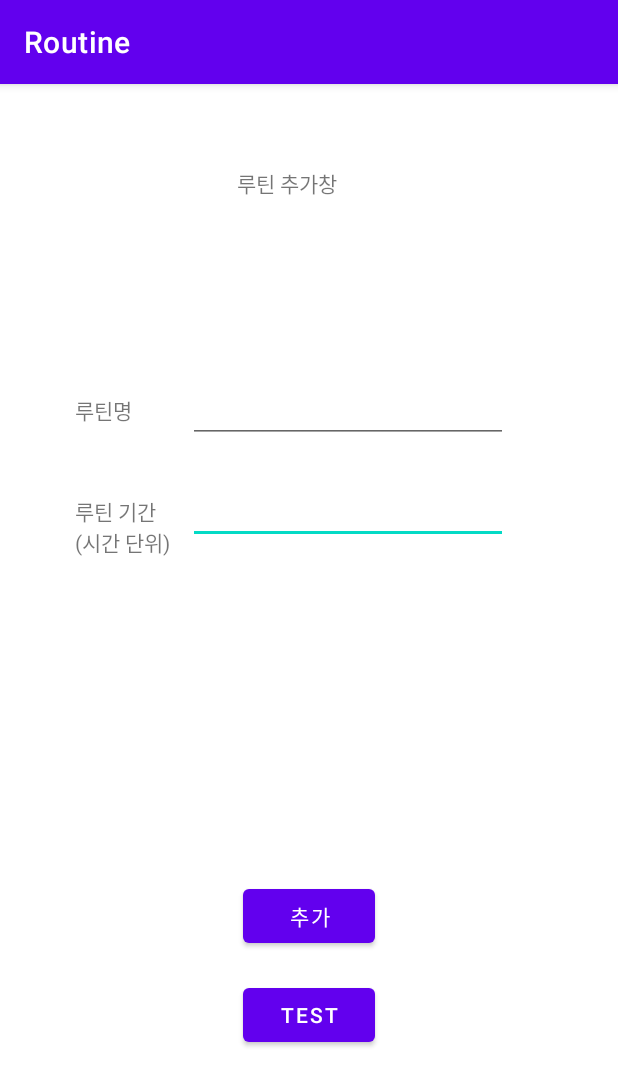
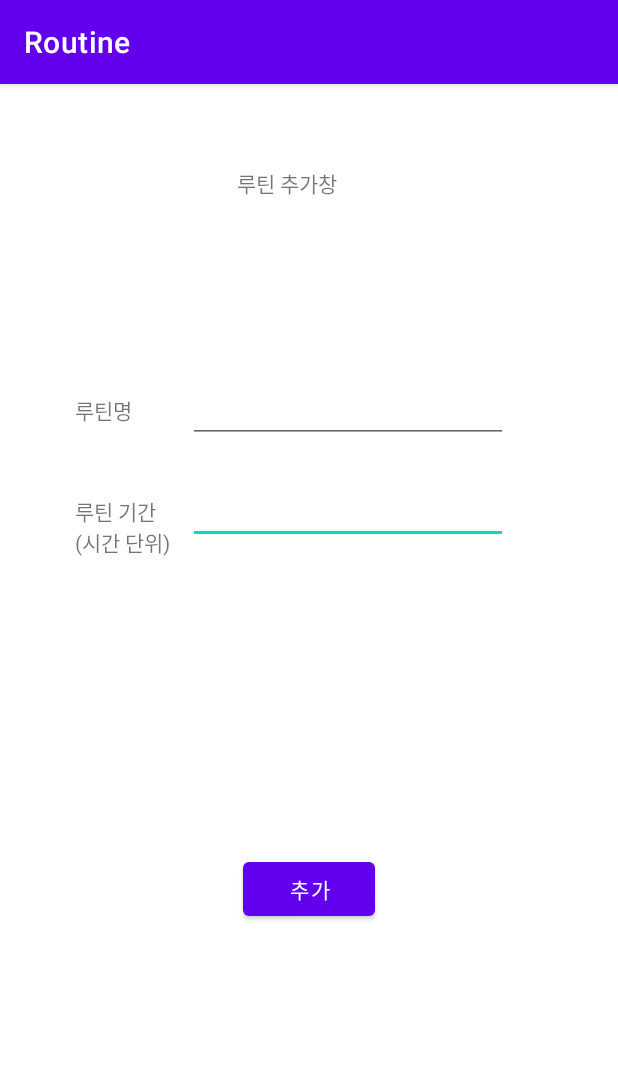
Before and after one commit to dohoon123/mobile_team13, an Android app: the Routine screen opened directly, with no data from a screen before it, on a phone screen of 412 x 824 dp. Shown: the top 1086 px of the screen. Run offline under Robolectric (Android 15) with nearby library versions, the phone set to English and light mode, and no system bars; libraries missing offline, so code that uses them is left out: com.github.mikephil.charting; 4 statements that could not run were skipped.

Commit message:
xml오류 수정

```diff
--- a/app/src/main/java/com/example/round/Routine.kt
+++ b/app/src/main/java/com/example/round/Routine.kt
@@ -21,9 +21,7 @@ class Routine : AppCompatActivity() {
     fun init(){
         DBHelper = rDBHelper(this)
         var isDisposable:String = intent.getStringExtra("disposable").toString()  //1회용 시간표인지의 여부
-        binding.test.setOnClickListener {
-            Toast.makeText(this@Routine,isDisposable,Toast.LENGTH_LONG).show()
-        }
+
 
         binding.apply {
             routineInsertBtn.setOnClickListener {
@@ -42,7 +40,7 @@ class Routine : AppCompatActivity() {
                     //Toast.makeText(this@routineActivity, "Data INSERT SUCCESS", Toast.LENGTH_SHORT).show()
                     //새로운 루틴 추가 -> 스케줄 추가 화면.
                     val routineID = DBHelper.getLatestrID()//방금 추가한 rID
-                    val nextIntent = Intent(this@Routine, MainActivity::class.java)
+                    val nextIntent = Intent(this@Routine,MainActivity::class.java)
                     startActivity(nextIntent)
                 }else{
                     Toast.makeText(this@Routine, "Data INSERT FAILED", Toast.LENGTH_SHORT).show()
--- a/app/src/main/java/com/example/round/rDBHelper.kt
+++ b/app/src/main/java/com/example/round/rDBHelper.kt
@@ -117,8 +117,9 @@ class rDBHelper(val context: Context) : SQLiteOpenHelper(context, DB_NAME, null,
                 var routineid= cursorDriver.getString(0)
                 var routineName= cursorDriver.getString(1)
                 var routineTerm= cursorDriver.getString(2)
-                //var alarmChecked = cursorDriver.getString(3).toInt()
-                routineArray.add(routineData(routineid.toInt(), routineName, routineTerm.toInt(), 0,0))
+                var alarmChecked = cursorDriver.getString(3).toInt()
+                var disposal=cursorDriver.getString(4).toString().toInt()
+                routineArray.add(routineData(routineid.toInt(), routineName, routineTerm.toInt(),alarmChecked,disposal))
             }
         }while(cursorDriver.moveToNext())
 
--- a/app/src/main/res/layout/activity_routine.xml
+++ b/app/src/main/res/layout/activity_routine.xml
@@ -10,20 +10,13 @@
         android:id="@+id/routineInsertBtn"
         android:layout_width="wrap_content"
         android:layout_height="wrap_content"
-        android:layout_marginBottom="18dp"
+        android:layout_marginTop="188dp"
+        android:layout_marginBottom="189dp"
         android:text="추가"
-        app:layout_constraintBottom_toTopOf="@+id/test"
-        app:layout_constraintStart_toStartOf="@+id/test" />
-
-    <Button
-        android:id="@+id/test"
-        android:layout_width="wrap_content"
-        android:layout_height="wrap_content"
-        android:layout_marginBottom="123dp"
-        android:text="test"
         app:layout_constraintBottom_toBottomOf="parent"
         app:layout_constraintEnd_toEndOf="parent"
-        app:layout_constraintStart_toStartOf="parent" />
+        app:layout_constraintStart_toStartOf="parent"
+        app:layout_constraintTop_toBottomOf="@+id/termEdit" />
 
     <TextView
         android:id="@+id/textView4"
```
